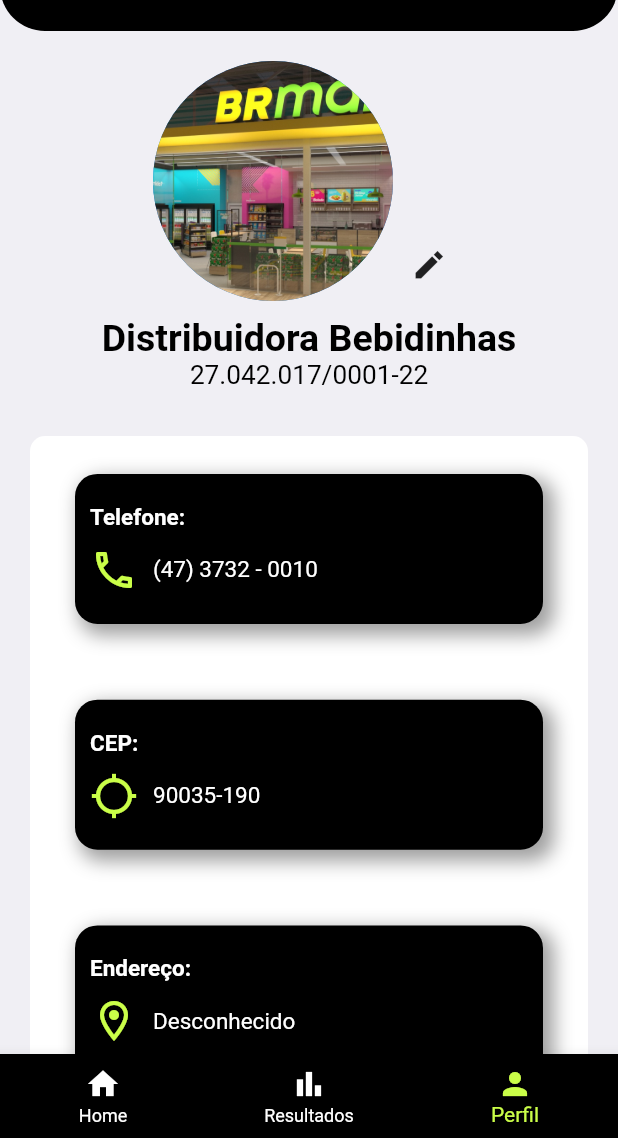
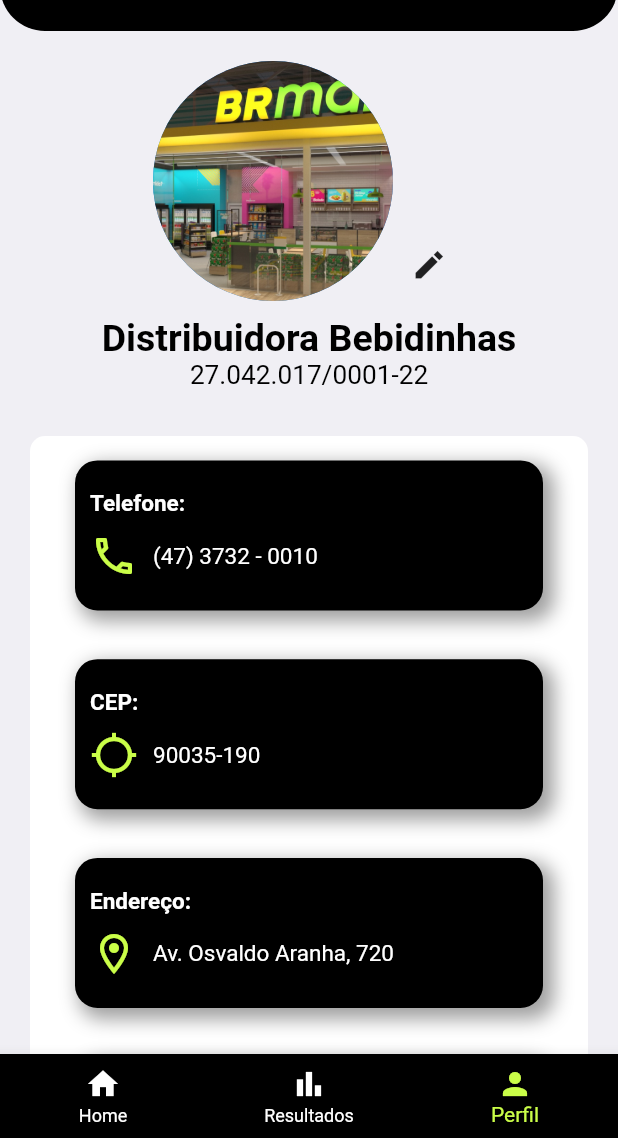
Before and after one commit to guiqmaia/gear, a Flutter app: the screen it shows after launch, item 3 of the bottom bar chosen, on a phone screen of 412 x 824 dp, the part 98-1236 px from its top. Run offline on Flutter 3.47's test engine with Material 2 defaults, Android fonts, the phone set to English and light mode, and no system bars; our stand-ins replace dotted_border, fl_chart, image_picker, sqflite; missing offline and left inert: dart:ffi, onboarding; accounts and stored records are empty.

Commit message:
[change] troced info profile

```diff
--- a/lib/presenter/profile/widgets/container_info_page.dart
+++ b/lib/presenter/profile/widgets/container_info_page.dart
@@ -26,7 +26,7 @@ class ContainerInfo extends StatelessWidget {
             children: [
               InfoContainerProfile(
                 titleInfo: "Telefone:",
-                telefone: "(47) 3732 - 0010",
+                info: "(47) 3732 - 0010",
                 style: const TextStyle(
                   color: Colors.white,
                   fontSize: 15,
@@ -35,7 +35,7 @@ class ContainerInfo extends StatelessWidget {
               ),
               InfoContainerProfile(
                 titleInfo: "CEP:",
-                telefone: "90035-190",
+                info: "90035-190",
                 style: const TextStyle(
                   color: Colors.white,
                   fontSize: 15,
@@ -44,7 +44,7 @@ class ContainerInfo extends StatelessWidget {
               ),
               InfoContainerProfile(
                 titleInfo: "Endereço:",
-                rua: "Av. Osvaldo Aranha, 720 ",
+                info: "Av. Osvaldo Aranha, 720 ",
                 style: const TextStyle(
                   color: Colors.white,
                   fontSize: 15,
@@ -53,15 +53,11 @@ class ContainerInfo extends StatelessWidget {
               ),
               InfoContainerProfile(
                   titleInfo: "Email:",
-<<<<<<< HEAD
-                  email: "bebidinhas@gmail.com.br",
+                  info: "bebidinhas@gmail.com.br",
                   style: const TextStyle(
                     color: Colors.white,
                     fontSize: 15,
                   ),
-=======
-                  info: "bebidinhas@gmail.com",
->>>>>>> 7a457388ac9ee308c1b1c32b74ba6504153e5c38
                   iconInfo: Icons.email_outlined),
             ],
           ),
@@ -80,19 +76,19 @@ class ContainerInfo extends StatelessWidget {
           child: Column(
             mainAxisAlignment: MainAxisAlignment.spaceAround,
             crossAxisAlignment: CrossAxisAlignment.start,
-            children: [
+            children: const [
               InfoContainerProfile(
                   titleInfo: "Nome:",
-                  name_propietery: "Douglas Costa da Silva",
-                  style: const TextStyle(
+                  info: "Douglas Costa da Silva",
+                  style: TextStyle(
                     color: Colors.white,
                     fontSize: 15,
                   ),
                   iconInfo: Icons.person_outline),
               InfoContainerProfile(
                 titleInfo: "Data de Nascimento:",
-                birthData: "27/04/2017",
-                style: const TextStyle(
+                info: "27/04/2017",
+                style: TextStyle(
                   color: Colors.white,
                   fontSize: 15,
                 ),
@@ -100,8 +96,8 @@ class ContainerInfo extends StatelessWidget {
               ),
               InfoContainerProfile(
                 titleInfo: "CPF:",
-                cpf: "109.504.364-60",
-                style: const TextStyle(
+                info: "109.504.364-60",
+                style: TextStyle(
                   color: Colors.white,
                   fontSize: 15,
                 ),
--- a/lib/presenter/profile/widgets/info_container_profile.dart
+++ b/lib/presenter/profile/widgets/info_container_profile.dart
@@ -5,25 +5,14 @@ import '../../../core/app_assets.dart';
 
 class InfoContainerProfile extends StatelessWidget {
   final String titleInfo;
-  String? telefone;
-  String? cep;
-  String? email;
-  String? name_propietery;
-  String? rua;
-  String? birthData;
-  String? cpf;
+  final String info;
   final IconData iconInfo;
-  InfoContainerProfile({
+  const InfoContainerProfile({
     Key? key,
+    required TextStyle style,
     required this.titleInfo,
-    this.telefone,
-    this.cep,
-    this.email,
-    this.name_propietery,
-    this.rua,
-    this.birthData,
-    this.cpf,
-    required this.iconInfo, required TextStyle style,
+    required this.info,
+    required this.iconInfo,
   }) : super(key: key);
 
   @override
@@ -73,7 +62,7 @@ class InfoContainerProfile extends StatelessWidget {
                 ),
                 const SizedBox(width: 10),
                 Text(
-                  telefone ?? 'Desconhecido',
+                  info,
                   style: const TextStyle(
                     color: Colors.white,
                     fontSize: 15,
```
